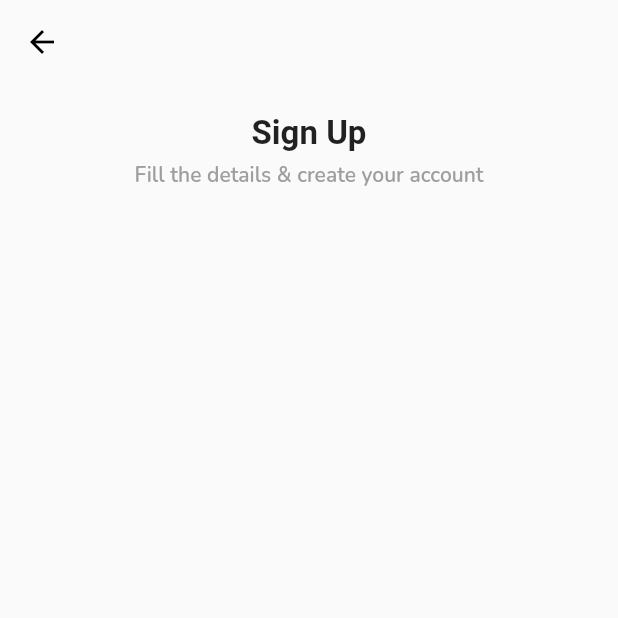
After one commit to leojaimes/ui_ux_delivery, a Flutter app: the RegisterPage screen opened by its route, on a phone screen of 412 x 824 dp, the top half of it. The commit adds this screen. Run offline on Flutter 3.47's test engine with Material 2 defaults, Android fonts, the light colour scheme and no system bars; our stand-ins replace dots_indicator, flutter_riverpod, flutter_svg, google_fonts.

Commit message:
repository pattern en el login, register screen

```diff
--- a/lib/src/ui/common/widgets/rounded_button.dart
+++ b/lib/src/ui/common/widgets/rounded_button.dart
@@ -20,7 +20,7 @@ class RoundedButton extends StatelessWidget {
     this.borderColor = primaryColor,
     this.fullWidth = true,
     this.padding = const EdgeInsets.symmetric(vertical: 9, horizontal: 30),
-    this.fontSize = 0.0,
+    this.fontSize = 16.0,
   }) : super(key: key);
 
   @override
--- /dev/null
+++ b/lib/src/ui/pages/register/register_page.dart
@@ -0,0 +1,59 @@
+import 'package:flutter/material.dart';
+import 'package:ui_ux_delivery/src/utils/styles.dart';
+
+class RegisterPage extends StatelessWidget {
+  const RegisterPage({Key? key}) : super(key: key);
+
+  @override
+  Widget build(BuildContext context) {
+    final MediaQueryData data = MediaQuery.of(context);
+    final Size size = data.size;
+    final padding = data.padding;
+
+    return Scaffold(
+      appBar: AppBar(
+        backgroundColor: Colors.transparent,
+        elevation: 0,
+        leading: IconButton(
+          icon: Icon(Icons.arrow_back),
+          onPressed: () => Navigator.pop(context),
+        ),
+      ),
+      body: SafeArea(
+        child: GestureDetector(
+          onTap: () => FocusScope.of(context).unfocus(),
+          child: SingleChildScrollView(
+            child: Container(
+              width: double.infinity,
+              constraints: BoxConstraints(
+                minHeight: size.height - padding.top - padding.bottom,
+              ),
+              color: Colors.transparent,
+              child: Column(
+                children: [
+                  SizedBox(height: 20),
+                  Text(
+                    "Sign Up",
+                    style: FontStyles.title.copyWith(
+                      fontSize: 22,
+                    ),
+                  ),
+                  SizedBox(height: 5),
+                  Text(
+                    "Fill the details & create your account",
+                    style: FontStyles.normal.copyWith(
+                      fontWeight: FontWeight.w600,
+                      color: Colors.grey,
+                    ),
+                  ),
+                  SizedBox(height: 65),
+                  //RegisterForm(),
+                ],
+              ),
+            ),
+          ),
+        ),
+      ),
+    );
+  }
+}
--- a/lib/src/ui/routes/pages.dart
+++ b/lib/src/ui/routes/pages.dart
@@ -1,5 +1,7 @@
 import 'package:flutter/widgets.dart';
+import 'package:ui_ux_delivery/src/ui/pages/login/login_page.dart';
 import 'package:ui_ux_delivery/src/ui/pages/onboard/onboard_page.dart';
+import 'package:ui_ux_delivery/src/ui/pages/register/register_page.dart';
 import 'package:ui_ux_delivery/src/ui/pages/welcome/welcome.dart';
 import 'package:ui_ux_delivery/src/ui/routes/routes.dart';
 
@@ -9,5 +11,6 @@ abstract class Pages {
     Routes.ONBOARD: (_) => OnboardPage(),
     Routes.WELCOME: (_) => WelcomePage(),
     Routes.REGISTER: (_) => RegisterPage(),
+    Routes.LOGIN: (_) => LoginPage(),
   };
 }
```
Also changed, not shown: lib/src/data/models/user.dart (added, +14 -0 lines), lib/src/data/providers/authentication_api.dart (added, +12 -0 lines), lib/src/my_app.dart (+21 -9 lines), lib/src/ui/common/widgets/input_text.dart (added, +91 -0 lines), lib/src/ui/pages/login/login_controller.dart (added, +37 -0 lines), lib/src/ui/pages/login/login_page.dart (added, +50 -0 lines), lib/src/ui/pages/login/widgets/login_form.dart (added, +68 -0 lines), lib/src/ui/pages/login/widgets/social_login.dart (added, +64 -0 lines), 1 other file.
